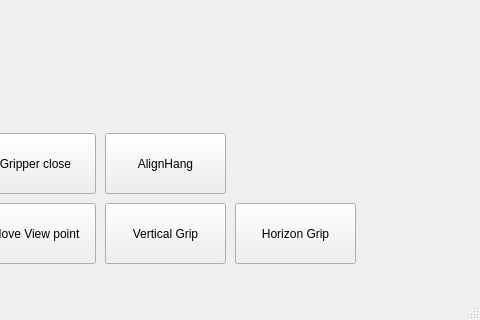
Qt form mainwindow.ui (NYONYANI/Qt-Detectron2-Shared-Memory-) before a commit; both pictures show x 835 to 1315 and y 437 to 757 of the 1315 by 757 pixel window.
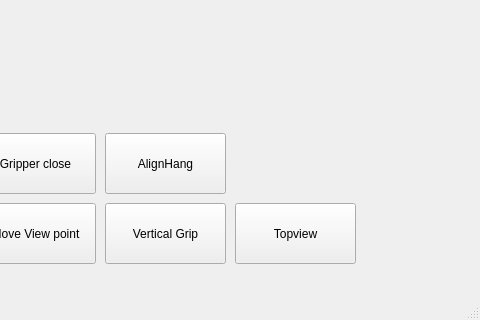
The same form after that commit. Custom widgets are drawn as their Qt base class.

Diff of the .ui file:
```diff
--- a/mainwindow.ui
+++ b/mainwindow.ui
@@ -216,7 +216,7 @@
      </rect>
     </property>
     <property name="text">
-     <string>Horizon Grip</string>
+     <string>Topview</string>
     </property>
    </widget>
    <widget class="QPushButton" name="AlignHangButton">
```
Left out of the diff: 2 changed lines with no effect on the pictures.
